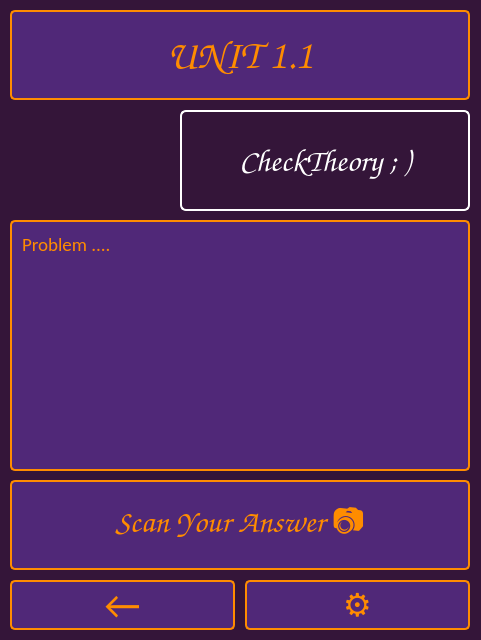
Qt form Externals/Qt/ScanWindow.ui (DRBC-Systems/PipinoCosmos) before a commit.
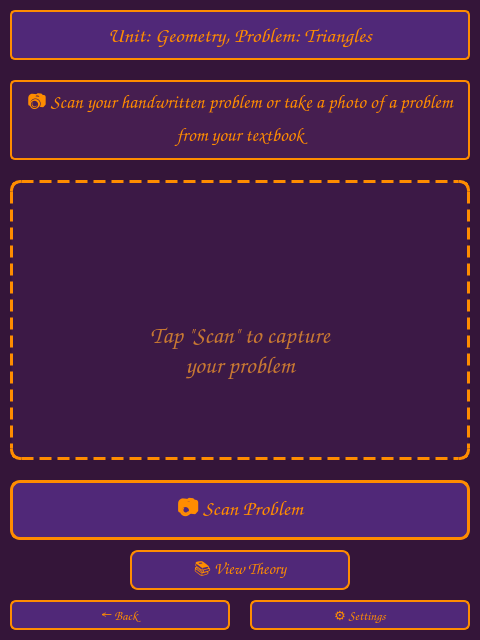
The same form after that commit. Icons and pictures are not drawn.

The edit to the form file:
```diff
--- a/Externals/Qt/ScanWindow.ui
+++ b/Externals/Qt/ScanWindow.ui
@@ -6,7 +6,7 @@
    <rect>
     <x>0</x>
     <y>0</y>
-    <width>481</width>
+    <width>480</width>
     <height>640</height>
    </rect>
   </property>
@@ -18,198 +18,126 @@
     background-color: rgb(52, 21, 57);
 }</string>
   </property>
-  <widget class="QWidget" name="mWindow" native="true">
-   <property name="geometry">
-    <rect>
-     <x>0</x>
-     <y>0</y>
-     <width>480</width>
-     <height>640</height>
-    </rect>
-   </property>
-   <property name="styleSheet">
-    <string notr="true">QWidget {
-    background-color: rgb(52, 21, 57);
-}</string>
-   </property>
-   <widget class="QPushButton" name="theoryButton">
-    <property name="geometry">
-     <rect>
-      <x>180</x>
-      <y>110</y>
-      <width>290</width>
-      <height>101</height>
-     </rect>
-    </property>
-    <property name="font">
-     <font>
-      <family>Comic Sans MS</family>
-      <pointsize>24</pointsize>
-     </font>
-    </property>
-    <property name="styleSheet">
-     <string notr="true">QPushButton {
-    background-color: rgb(52, 21, 57);
-    border: 2px solid white;
-    border-radius: 6px;
-    color: white;   /* &lt;-- makes the text white */
-}</string>
-    </property>
-    <property name="text">
-     <string>CheckTheory ; )</string>
-    </property>
-   </widget>
-   <widget class="QLabel" name="pipinosWidget">
-    <property name="geometry">
-     <rect>
-      <x>20</x>
-      <y>110</y>
-      <width>151</width>
-      <height>101</height>
-     </rect>
-    </property>
-    <property name="text">
-     <string/>
-    </property>
-    <property name="textFormat">
-     <enum>Qt::TextFormat::PlainText</enum>
-    </property>
-    <property name="pixmap">
-     <pixmap>../../../../pipinosNEW.png</pixmap>
-    </property>
-    <property name="scaledContents">
-     <bool>true</bool>
-    </property>
-    <property name="alignment">
-     <set>Qt::AlignmentFlag::AlignLeading|Qt::AlignmentFlag::AlignLeft|Qt::AlignmentFlag::AlignTop</set>
-    </property>
-    <property name="wordWrap">
-     <bool>false</bool>
-    </property>
-    <property name="margin">
-     <number>-20</number>
-    </property>
-    <property name="indent">
-     <number>-10</number>
-    </property>
-   </widget>
-   <widget class="QLabel" name="u">
+   <widget class="QLabel" name="unitLabel">
     <property name="geometry">
      <rect>
       <x>10</x>
       <y>10</y>
       <width>460</width>
-      <height>90</height>
+      <height>50</height>
      </rect>
     </property>
     <property name="font">
      <font>
       <family>Comic Sans MS</family>
-      <pointsize>30</pointsize>
+      <pointsize>16</pointsize>
+      <bold>true</bold>
      </font>
     </property>
     <property name="styleSheet">
      <string notr="true">QLabel {
-    border: 2px solid rgb(255, 140, 0);       /* darker purple border */
+    border: 2px solid rgb(255, 140, 0);
     border-radius: 5px;
     padding: 6px;
-    color: rgb(255, 140, 0);                 /* orange text */
-    background-color: rgb(80, 40, 120);      /* darker purple background */
+    color: rgb(255, 140, 0);
+    background-color: rgb(80, 40, 120);
 }</string>
     </property>
     <property name="text">
-     <string>UNIT 1.1</string>
+     <string>Unit: Geometry, Problem: Triangles</string>
     </property>
     <property name="alignment">
      <set>Qt::AlignmentFlag::AlignCenter</set>
     </property>
    </widget>
-   <widget class="QLabel" name="problemLabel">
+   <widget class="QLabel" name="instructionLabel">
     <property name="geometry">
      <rect>
       <x>10</x>
-      <y>220</y>
+      <y>80</y>
       <width>460</width>
-      <height>251</height>
+      <height>80</height>
      </rect>
     </property>
     <property name="font">
      <font>
-      <family>Calibri</family>
+      <family>Comic Sans MS</family>
       <pointsize>14</pointsize>
      </font>
     </property>
     <property name="styleSheet">
      <string notr="true">QLabel {
-    border: 2px solid rgb(255, 140, 0);       /* darker purple border */
+    border: 2px solid rgb(255, 140, 0);
     border-radius: 5px;
-    padding: 6px;
-    color: rgb(255, 140, 0);                 /* orange text */
-    background-color: rgb(80, 40, 120);      /* darker purple background */
+    padding: 10px;
+    color: rgb(255, 140, 0);
+    background-color: rgb(70, 30, 80);
 }</string>
     </property>
     <property name="text">
-     <string>Problem ....</string>
+     <string>📷 Scan your handwritten problem or take a photo of a problem from your textbook</string>
     </property>
     <property name="alignment">
-     <set>Qt::AlignmentFlag::AlignLeading|Qt::AlignmentFlag::AlignLeft|Qt::AlignmentFlag::AlignTop</set>
+     <set>Qt::AlignmentFlag::AlignCenter</set>
+    </property>
+    <property name="wordWrap">
+     <bool>true</bool>
     </property>
    </widget>
-   <widget class="QPushButton" name="backButton">
+   <widget class="QFrame" name="scanFrame">
     <property name="geometry">
      <rect>
       <x>10</x>
-      <y>580</y>
-      <width>225</width>
-      <height>50</height>
+      <y>180</y>
+      <width>460</width>
+      <height>280</height>
      </rect>
     </property>
-    <property name="font">
-     <font>
-      <family>Calibri</family>
-      <pointsize>30</pointsize>
-     </font>
-    </property>
     <property name="styleSheet">
-     <string notr="true">QPushButton {
-    border: 2px solid rgb(255, 140, 0);       /* darker purple border */
-    border-radius: 5px;
-    padding: 6px;
-    color: rgb(255, 140, 0);                 /* orange text */
-    background-color: rgb(80, 40, 120);      /* darker purple background */
+     <string notr="true">QFrame {
+    border: 3px dashed rgb(255, 140, 0);
+    border-radius: 10px;
+    background-color: rgb(60, 25, 70);
 }</string>
     </property>
-    <property name="text">
-     <string>←</string>
+    <property name="frameShape">
+     <enum>QFrame::Shape::StyledPanel</enum>
     </property>
-   </widget>
-   <widget class="QPushButton" name="settingsButton">
-    <property name="geometry">
-     <rect>
-      <x>245</x>
-      <y>580</y>
-      <width>225</width>
-      <height>50</height>
-     </rect>
+    <property name="frameShadow">
+     <enum>QFrame::Shadow::Raised</enum>
     </property>
-    <property name="font">
-     <font>
-      <family>Calibri</family>
-      <pointsize>24</pointsize>
-     </font>
-    </property>
-    <property name="styleSheet">
-     <string notr="true">QPushButton {
-    border: 2px solid rgb(255, 140, 0);       /* darker purple border */
-    border-radius: 5px;
-    padding: 6px;
-    color: rgb(255, 140, 0);                 /* orange text */
-    background-color: rgb(80, 40, 120);      /* darker purple background */
+    <widget class="QLabel" name="scanPlaceholder">
+     <property name="geometry">
+      <rect>
+       <x>50</x>
+       <y>80</y>
+       <width>360</width>
+       <height>120</height>
+      </rect>
+     </property>
+     <property name="font">
+      <font>
+       <family>Comic Sans MS</family>
+       <pointsize>18</pointsize>
+      </font>
+     </property>
+     <property name="styleSheet">
+      <string notr="true">QLabel {
+    border: none;
+    color: rgb(200, 120, 50);
+    background-color: transparent;
 }</string>
-    </property>
-    <property name="text">
-     <string>⚙️</string>
-    </property>
+     </property>
+     <property name="text">
+      <string>📸
+
+Tap "Scan" to capture
+your problem</string>
+     </property>
+     <property name="alignment">
+      <set>Qt::AlignmentFlag::AlignCenter</set>
+     </property>
+    </widget>
    </widget>
    <widget class="QPushButton" name="scanButton">
     <property name="geometry">
@@ -217,29 +145,138 @@
       <x>10</x>
       <y>480</y>
       <width>460</width>
-      <height>90</height>
+      <height>60</height>
      </rect>
     </property>
     <property name="font">
      <font>
       <family>Comic Sans MS</family>
-      <pointsize>24</pointsize>
+      <pointsize>16</pointsize>
+      <bold>true</bold>
      </font>
     </property>
     <property name="styleSheet">
      <string notr="true">QPushButton {
-    border: 2px solid rgb(255, 140, 0);       /* darker purple border */
-    border-radius: 5px;
-    padding: 6px;
-    color: rgb(255, 140, 0);                 /* orange text */
-    background-color: rgb(80, 40, 120);      /* darker purple background */
+    border: 3px solid rgb(255, 140, 0);
+    border-radius: 10px;
+    padding: 10px;
+    color: rgb(255, 140, 0);
+    background-color: rgb(80, 40, 120);
+}
+QPushButton:hover {
+    background-color: rgb(90, 45, 130);
+    border: 3px solid rgb(255, 160, 40);
+}
+QPushButton:pressed {
+    background-color: rgb(70, 35, 110);
 }</string>
     </property>
     <property name="text">
-     <string>Scan Your Answer 📷</string>
+     <string>📷 Scan Problem</string>
     </property>
    </widget>
-  </widget>
+   <widget class="QPushButton" name="theoryButton">
+    <property name="geometry">
+     <rect>
+      <x>130</x>
+      <y>550</y>
+      <width>220</width>
+      <height>40</height>
+     </rect>
+    </property>
+    <property name="font">
+     <font>
+      <family>Comic Sans MS</family>
+      <pointsize>12</pointsize>
+     </font>
+    </property>
+    <property name="styleSheet">
+     <string notr="true">QPushButton {
+    border: 2px solid rgb(255, 140, 0);
+    border-radius: 8px;
+    padding: 8px;
+    color: rgb(255, 140, 0);
+    background-color: rgb(80, 40, 120);
+}
+QPushButton:hover {
+    background-color: rgb(90, 45, 130);
+}
+QPushButton:pressed {
+    background-color: rgb(70, 35, 110);
+}</string>
+    </property>
+    <property name="text">
+     <string>📚 View Theory</string>
+    </property>
+   </widget>
+   <widget class="QPushButton" name="backButton">
+    <property name="geometry">
+     <rect>
+      <x>10</x>
+      <y>600</y>
+      <width>220</width>
+      <height>30</height>
+     </rect>
+    </property>
+    <property name="font">
+     <font>
+      <family>Comic Sans MS</family>
+      <pointsize>10</pointsize>
+     </font>
+    </property>
+    <property name="styleSheet">
+     <string notr="true">QPushButton {
+    border: 2px solid rgb(255, 140, 0);
+    border-radius: 6px;
+    padding: 4px;
+    color: rgb(255, 140, 0);
+    background-color: rgb(80, 40, 120);
+}
+QPushButton:hover {
+    background-color: rgb(90, 45, 130);
+}
+QPushButton:pressed {
+    background-color: rgb(70, 35, 110);
+}</string>
+    </property>
+    <property name="text">
+     <string>← Back</string>
+    </property>
+   </widget>
+   <widget class="QPushButton" name="settingsButton">
+    <property name="geometry">
+     <rect>
+      <x>250</x>
+      <y>600</y>
+      <width>220</width>
+      <height>30</height>
+     </rect>
+    </property>
+    <property name="font">
+     <font>
+      <family>Comic Sans MS</family>
+      <pointsize>10</pointsize>
+     </font>
+    </property>
+    <property name="styleSheet">
+     <string notr="true">QPushButton {
+    border: 2px solid rgb(255, 140, 0);
+    border-radius: 6px;
+    padding: 4px;
+    color: rgb(255, 140, 0);
+    background-color: rgb(80, 40, 120);
+}
+QPushButton:hover {
+    background-color: rgb(90, 45, 130);
+}
+QPushButton:pressed {
+    background-color: rgb(70, 35, 110);
+}</string>
+    </property>
+    <property name="text">
+     <string>⚙ Settings</string>
+    </property>
+   </widget>
  </widget>
  <resources/>
  <connections/>
```
Left out of the diff: 6 changed lines with no effect on the pictures.
